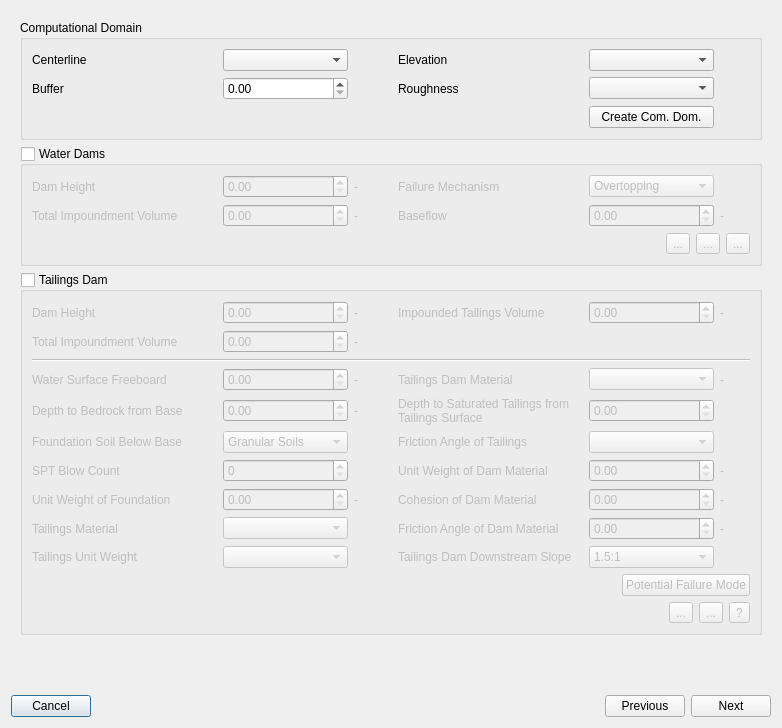
FLO-2DSoftware/qgis-flo-2d-plugin, file flo2d/ui/breach_hydrograph_tool.ui: the form before one commit.
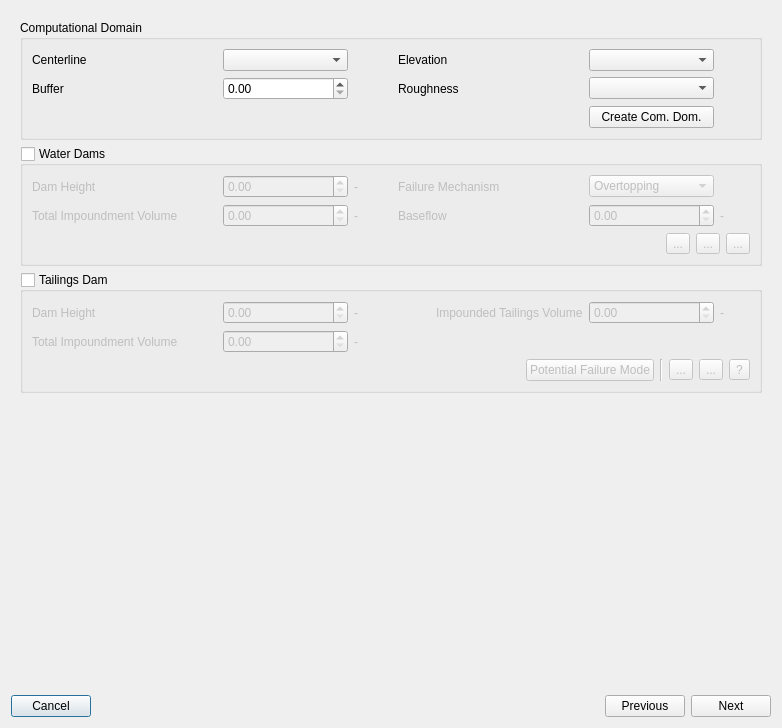
The form after the commit. Icons and pictures are not drawn.

Commit message: Enhance Breach Failure dialog with additional checks and parameters for dam height, impounded tailings volume, and unit weights

```diff
--- a/flo2d/ui/breach_hydrograph_tool.ui
+++ b/flo2d/ui/breach_hydrograph_tool.ui
@@ -414,8 +414,27 @@
             <bool>false</bool>
            </property>
            <layout class="QGridLayout" name="gridLayout_8">
-            <item row="5" column="3">
-             <spacer name="horizontalSpacer_32">
+            <item row="0" column="5">
+             <widget class="QDoubleSpinBox" name="imp_tal_vol_dsb">
+              <property name="minimumSize">
+               <size>
+                <width>125</width>
+                <height>0</height>
+               </size>
+              </property>
+              <property name="maximumSize">
+               <size>
+                <width>125</width>
+                <height>16777215</height>
+               </size>
+              </property>
+              <property name="maximum">
+               <double>9999999999.000000000000000</double>
+              </property>
+             </widget>
+            </item>
+            <item row="1" column="3">
+             <spacer name="horizontalSpacer_28">
               <property name="orientation">
                <enum>Qt::Horizontal</enum>
               </property>
@@ -427,8 +446,8 @@
               </property>
              </spacer>
             </item>
-            <item row="7" column="6">
-             <widget class="QLabel" name="cohesion_unit_lbl">
+            <item row="0" column="6">
+             <widget class="QLabel" name="tailings_imp_vol_unit_lbl">
               <property name="minimumSize">
                <size>
                 <width>30</width>
@@ -440,6 +459,54 @@
               </property>
              </widget>
             </item>
+            <item row="1" column="1">
+             <widget class="QDoubleSpinBox" name="tot_imp_vol_dsb">
+              <property name="minimumSize">
+               <size>
+                <width>125</width>
+                <height>0</height>
+               </size>
+              </property>
+              <property name="maximumSize">
+               <size>
+                <width>125</width>
+                <height>16777215</height>
+               </size>
+              </property>
+              <property name="maximum">
+               <double>9999999999.000000000000000</double>
+              </property>
+             </widget>
+            </item>
+            <item row="0" column="1">
+             <widget class="QDoubleSpinBox" name="dam_height_2_dsb">
+              <property name="minimumSize">
+               <size>
+                <width>125</width>
+                <height>0</height>
+               </size>
+              </property>
+              <property name="maximumSize">
+               <size>
+                <width>125</width>
+                <height>16777215</height>
+               </size>
+              </property>
+              <property name="maximum">
+               <double>99999999.000000000000000</double>
+              </property>
+             </widget>
+            </item>
+            <item row="1" column="0">
+             <widget class="QLabel" name="label_5">
+              <property name="toolTip">
+               <string>Total Impoundment Volume (Vt)</string>
+              </property>
+              <property name="text">
+               <string>Total Impoundment Volume</string>
+              </property>
+             </widget>
+            </item>
             <item row="0" column="4">
              <widget class="QLabel" name="label_6">
               <property name="toolTip">
@@ -450,160 +517,6 @@
               </property>
              </widget>
             </item>
-            <item row="2" column="0" colspan="7">
-             <widget class="Line" name="line">
-              <property name="orientation">
-               <enum>Qt::Horizontal</enum>
-              </property>
-             </widget>
-            </item>
-            <item row="5" column="1">
-             <widget class="QComboBox" name="soil_bellow_base_cbo">
-              <property name="minimumSize">
-               <size>
-                <width>125</width>
-                <height>0</height>
-               </size>
-              </property>
-              <property name="maximumSize">
-               <size>
-                <width>125</width>
-                <height>16777215</height>
-               </size>
-              </property>
-              <item>
-               <property name="text">
-                <string>Granular Soils</string>
-               </property>
-              </item>
-              <item>
-               <property name="text">
-                <string>Cohesive Soils</string>
-               </property>
-              </item>
-             </widget>
-            </item>
-            <item row="3" column="4">
-             <widget class="QLabel" name="label_16">
-              <property name="font">
-               <font>
-                <italic>false</italic>
-               </font>
-              </property>
-              <property name="toolTip">
-               <string>Tailings Dam Material</string>
-              </property>
-              <property name="text">
-               <string>Tailings Dam Material</string>
-              </property>
-             </widget>
-            </item>
-            <item row="3" column="0">
-             <widget class="QLabel" name="label_7">
-              <property name="font">
-               <font>
-                <italic>false</italic>
-               </font>
-              </property>
-              <property name="toolTip">
-               <string>Water Surface Freeboard (F)</string>
-              </property>
-              <property name="text">
-               <string>Water Surface Freeboard</string>
-              </property>
-             </widget>
-            </item>
-            <item row="4" column="1">
-             <widget class="QDoubleSpinBox" name="depth_to_bedrock_dsb">
-              <property name="minimumSize">
-               <size>
-                <width>125</width>
-                <height>0</height>
-               </size>
-              </property>
-              <property name="maximumSize">
-               <size>
-                <width>125</width>
-                <height>16777215</height>
-               </size>
-              </property>
-              <property name="maximum">
-               <double>99999999.000000000000000</double>
-              </property>
-             </widget>
-            </item>
-            <item row="8" column="4">
-             <widget class="QLabel" name="label_19">
-              <property name="font">
-               <font>
-                <italic>false</italic>
-               </font>
-              </property>
-              <property name="toolTip">
-               <string>Friction Angle of Dam Material (ɸ)</string>
-              </property>
-              <property name="text">
-               <string>Friction Angle of Dam Material</string>
-              </property>
-             </widget>
-            </item>
-            <item row="1" column="2">
-             <widget class="QLabel" name="tailings_tot_imp_vol_unit_lbl">
-              <property name="minimumSize">
-               <size>
-                <width>30</width>
-                <height>0</height>
-               </size>
-              </property>
-              <property name="text">
-               <string>-</string>
-              </property>
-             </widget>
-            </item>
-            <item row="8" column="1">
-             <widget class="QComboBox" name="tailings_material_cbo">
-              <property name="minimumSize">
-               <size>
-                <width>125</width>
-                <height>0</height>
-               </size>
-              </property>
-              <property name="maximumSize">
-               <size>
-                <width>125</width>
-                <height>16777215</height>
-               </size>
-              </property>
-             </widget>
-            </item>
-            <item row="7" column="0">
-             <widget class="QLabel" name="label_11">
-              <property name="font">
-               <font>
-                <italic>false</italic>
-               </font>
-              </property>
-              <property name="toolTip">
-               <string>Unit weight of foundation soil below base of dam</string>
-              </property>
-              <property name="text">
-               <string>Unit Weight of Foundation</string>
-              </property>
-             </widget>
-            </item>
-            <item row="8" column="6">
-             <widget class="QLabel" name="friction_angle_unit_lbl">
-              <property name="minimumSize">
-               <size>
-                <width>30</width>
-                <height>0</height>
-               </size>
-              </property>
-              <property name="text">
-               <string>-</string>
-              </property>
-             </widget>
-            </item>
             <item row="0" column="0">
              <widget class="QLabel" name="label_4">
               <property name="minimumSize">
@@ -620,111 +533,10 @@
               </property>
              </widget>
             </item>
-            <item row="6" column="5">
-             <widget class="QDoubleSpinBox" name="unit_weight_dam_dsb">
+            <item row="1" column="2">
+             <widget class="QLabel" name="tailings_tot_imp_vol_unit_lbl">
               <property name="minimumSize">
                <size>
-                <width>125</width>
-                <height>0</height>
-               </size>
-              </property>
-              <property name="maximumSize">
-               <size>
-                <width>125</width>
-                <height>16777215</height>
-               </size>
-              </property>
-              <property name="maximum">
-               <double>99999999.000000000000000</double>
-              </property>
-             </widget>
-            </item>
-            <item row="6" column="3">
-             <spacer name="horizontalSpacer_33">
-              <property name="orientation">
-               <enum>Qt::Horizontal</enum>
-              </property>
-              <property name="sizeHint" stdset="0">
-               <size>
-                <width>40</width>
-                <height>20</height>
-               </size>
-              </property>
-             </spacer>
-            </item>
-            <item row="9" column="1">
-             <widget class="QComboBox" name="tailings_unit_weight_cbo">
-              <property name="minimumSize">
-               <size>
-                <width>125</width>
-                <height>0</height>
-               </size>
-              </property>
-              <property name="maximumSize">
-               <size>
-                <width>125</width>
-                <height>16777215</height>
-               </size>
-              </property>
-             </widget>
-            </item>
-            <item row="4" column="0">
-             <widget class="QLabel" name="label_8">
-              <property name="font">
-               <font>
-                <italic>false</italic>
-               </font>
-              </property>
-              <property name="toolTip">
-               <string>Depth to Bedrock from Base (DB)</string>
-              </property>
-              <property name="text">
-               <string>Depth to Bedrock from Base</string>
-              </property>
-             </widget>
-            </item>
-            <item row="3" column="1">
-             <widget class="QDoubleSpinBox" name="water_surface_freeboard_dsb">
-              <property name="minimumSize">
-               <size>
-                <width>125</width>
-                <height>0</height>
-               </size>
-              </property>
-              <property name="maximumSize">
-               <size>
-                <width>125</width>
-                <height>16777215</height>
-               </size>
-              </property>
-              <property name="maximum">
-               <double>99999999.000000000000000</double>
-              </property>
-             </widget>
-            </item>
-            <item row="0" column="5">
-             <widget class="QDoubleSpinBox" name="imp_tal_vol_dsb">
-              <property name="minimumSize">
-               <size>
-                <width>125</width>
-                <height>0</height>
-               </size>
-              </property>
-              <property name="maximumSize">
-               <size>
-                <width>125</width>
-                <height>16777215</height>
-               </size>
-              </property>
-              <property name="maximum">
-               <double>9999999999.000000000000000</double>
-              </property>
-             </widget>
-            </item>
-            <item row="4" column="2">
-             <widget class="QLabel" name="depth_bedrock_unit_lbl">
-              <property name="minimumSize">
-               <size>
                 <width>30</width>
                 <height>0</height>
                </size>
@@ -734,8 +546,8 @@
               </property>
              </widget>
             </item>
-            <item row="3" column="6">
-             <widget class="QLabel" name="depth_to_sat_unit_lbl">
+            <item row="0" column="2">
+             <widget class="QLabel" name="tailings_dam_height_unit_lbl">
               <property name="minimumSize">
                <size>
                 <width>30</width>
@@ -747,263 +559,6 @@
               </property>
              </widget>
             </item>
-            <item row="6" column="6">
-             <widget class="QLabel" name="dam_uw_unit_lbl">
-              <property name="minimumSize">
-               <size>
-                <width>30</width>
-                <height>0</height>
-               </size>
-              </property>
-              <property name="text">
-               <string>-</string>
-              </property>
-             </widget>
-            </item>
-            <item row="5" column="5">
-             <widget class="QComboBox" name="friction_angle_tailings_cbo">
-              <property name="minimumSize">
-               <size>
-                <width>125</width>
-                <height>0</height>
-               </size>
-              </property>
-              <property name="maximumSize">
-               <size>
-                <width>125</width>
-                <height>16777215</height>
-               </size>
-              </property>
-             </widget>
-            </item>
-            <item row="9" column="4">
-             <widget class="QLabel" name="label_20">
-              <property name="font">
-               <font>
-                <italic>false</italic>
-               </font>
-              </property>
-              <property name="toolTip">
-               <string>Tailings Dam Downstream Slope</string>
-              </property>
-              <property name="text">
-               <string>Tailings Dam Downstream Slope</string>
-              </property>
-             </widget>
-            </item>
-            <item row="5" column="0">
-             <widget class="QLabel" name="label_9">
-              <property name="font">
-               <font>
-                <italic>false</italic>
-               </font>
-              </property>
-              <property name="toolTip">
-               <string>Foundation Soil Below Base</string>
-              </property>
-              <property name="text">
-               <string>Foundation Soil Below Base</string>
-              </property>
-             </widget>
-            </item>
-            <item row="9" column="5">
-             <widget class="QComboBox" name="tailings_dam_slope_cbo">
-              <property name="minimumSize">
-               <size>
-                <width>125</width>
-                <height>0</height>
-               </size>
-              </property>
-              <property name="maximumSize">
-               <size>
-                <width>125</width>
-                <height>16777215</height>
-               </size>
-              </property>
-              <item>
-               <property name="text">
-                <string>1.5:1</string>
-               </property>
-              </item>
-              <item>
-               <property name="text">
-                <string>2.0:1</string>
-               </property>
-              </item>
-              <item>
-               <property name="text">
-                <string>2.5:1</string>
-               </property>
-              </item>
-              <item>
-               <property name="text">
-                <string>3.0:1</string>
-               </property>
-              </item>
-              <item>
-               <property name="text">
-                <string>3.5:1</string>
-               </property>
-              </item>
-              <item>
-               <property name="text">
-                <string>4.0:1</string>
-               </property>
-              </item>
-             </widget>
-            </item>
-            <item row="7" column="3">
-             <spacer name="horizontalSpacer_34">
-              <property name="orientation">
-               <enum>Qt::Horizontal</enum>
-              </property>
-              <property name="sizeHint" stdset="0">
-               <size>
-                <width>40</width>
-                <height>20</height>
-               </size>
-              </property>
-             </spacer>
-            </item>
-            <item row="7" column="4">
-             <widget class="QLabel" name="label_18">
-              <property name="font">
-               <font>
-                <italic>false</italic>
-               </font>
-              </property>
-              <property name="toolTip">
-               <string>Cohesion of Dam Material</string>
-              </property>
-              <property name="text">
-               <string>Cohesion of Dam Material</string>
-              </property>
-             </widget>
-            </item>
-            <item row="5" column="4">
-             <widget class="QLabel" name="label_14">
-              <property name="font">
-               <font>
-                <italic>false</italic>
-               </font>
-              </property>
-              <property name="toolTip">
-               <string>Friction Angle of Tailings (PHI)</string>
-              </property>
-              <property name="text">
-               <string>Friction Angle of Tailings</string>
-              </property>
-             </widget>
-            </item>
-            <item row="8" column="0">
-             <widget class="QLabel" name="label_12">
-              <property name="font">
-               <font>
-                <italic>false</italic>
-               </font>
-              </property>
-              <property name="toolTip">
-               <string>Tailings Material</string>
-              </property>
-              <property name="text">
-               <string>Tailings Material</string>
-              </property>
-             </widget>
-            </item>
-            <item row="1" column="1">
-             <widget class="QDoubleSpinBox" name="tot_imp_vol_dsb">
-              <property name="minimumSize">
-               <size>
-                <width>125</width>
-                <height>0</height>
-               </size>
-              </property>
-              <property name="maximumSize">
-               <size>
-                <width>125</width>
-                <height>16777215</height>
-               </size>
-              </property>
-              <property name="maximum">
-               <double>9999999999.000000000000000</double>
-              </property>
-             </widget>
-            </item>
-            <item row="3" column="3">
-             <spacer name="horizontalSpacer_30">
-              <property name="orientation">
-               <enum>Qt::Horizontal</enum>
-              </property>
-              <property name="sizeHint" stdset="0">
-               <size>
-                <width>40</width>
-                <height>20</height>
-               </size>
-              </property>
-             </spacer>
-            </item>
-            <item row="7" column="5">
-             <widget class="QDoubleSpinBox" name="cohesion_dam_material_dsb">
-              <property name="minimumSize">
-               <size>
-                <width>125</width>
-                <height>0</height>
-               </size>
-              </property>
-              <property name="maximumSize">
-               <size>
-                <width>125</width>
-                <height>16777215</height>
-               </size>
-              </property>
-              <property name="maximum">
-               <double>99999999.000000000000000</double>
-              </property>
-             </widget>
-            </item>
-            <item row="3" column="2">
-             <widget class="QLabel" name="wsf_unit_lbl">
-              <property name="minimumSize">
-               <size>
-                <width>30</width>
-                <height>0</height>
-               </size>
-              </property>
-              <property name="text">
-               <string>-</string>
-              </property>
-             </widget>
-            </item>
-            <item row="6" column="0">
-             <widget class="QLabel" name="label_10">
-              <property name="font">
-               <font>
-                <italic>false</italic>
-               </font>
-              </property>
-              <property name="toolTip">
-               <string>SPT Blow Count (N)</string>
-              </property>
-              <property name="text">
-               <string>SPT Blow Count</string>
-              </property>
-             </widget>
-            </item>
-            <item row="9" column="0">
-             <widget class="QLabel" name="label_15">
-              <property name="font">
-               <font>
-                <italic>false</italic>
-               </font>
-              </property>
-              <property name="toolTip">
-               <string>Tailings Unit Weight (UW)</string>
-              </property>
-              <property name="text">
-               <string>Tailings Unit Weight</string>
-              </property>
-             </widget>
-            </item>
             <item row="0" column="3">
              <spacer name="horizontalSpacer_5">
               <property name="orientation">
@@ -1017,7 +572,7 @@
               </property>
              </spacer>
             </item>
-            <item row="11" column="5" colspan="2">
+            <item row="3" column="0" colspan="7">
              <layout class="QHBoxLayout" name="horizontalLayout">
               <item>
                <spacer name="horizontalSpacer">
@@ -1032,6 +587,20 @@
                 </property>
                </spacer>
               </item>
+              <item>
+               <widget class="QPushButton" name="cpfm_btn">
+                <property name="text">
+                 <string>Potential Failure Mode</string>
+                </property>
+               </widget>
+              </item>
+              <item>
+               <widget class="Line" name="line">
+                <property name="orientation">
+                 <enum>Qt::Vertical</enum>
+                </property>
+               </widget>
+              </item>
               <item>
                <widget class="QToolButton" name="open_tailings_data_btn">
                 <property name="text">
@@ -1067,255 +636,6 @@
               </item>
              </layout>
             </item>
-            <item row="1" column="3">
-             <spacer name="horizontalSpacer_28">
-              <property name="orientation">
-               <enum>Qt::Horizontal</enum>
-              </property>
-              <property name="sizeHint" stdset="0">
-               <size>
-                <width>40</width>
-                <height>20</height>
-               </size>
-              </property>
-             </spacer>
-            </item>
-            <item row="10" column="0" colspan="7">
-             <layout class="QHBoxLayout" name="horizontalLayout_3">
-              <item>
-               <spacer name="horizontalSpacer_29">
-                <property name="orientation">
-                 <enum>Qt::Horizontal</enum>
-                </property>
-                <property name="sizeHint" stdset="0">
-                 <size>
-                  <width>40</width>
-                  <height>20</height>
-                 </size>
-                </property>
-               </spacer>
-              </item>
-              <item>
-               <widget class="QPushButton" name="cpfm_btn">
-                <property name="text">
-                 <string>Potential Failure Mode</string>
-                </property>
-               </widget>
-              </item>
-             </layout>
-            </item>
-            <item row="0" column="2">
-             <widget class="QLabel" name="tailings_dam_height_unit_lbl">
-              <property name="minimumSize">
-               <size>
-                <width>30</width>
-                <height>0</height>
-               </size>
-              </property>
-              <property name="text">
-               <string>-</string>
-              </property>
-             </widget>
-            </item>
-            <item row="4" column="3">
-             <spacer name="horizontalSpacer_31">
-              <property name="orientation">
-               <enum>Qt::Horizontal</enum>
-              </property>
-              <property name="sizeHint" stdset="0">
-               <size>
-                <width>40</width>
-                <height>20</height>
-               </size>
-              </property>
-             </spacer>
-            </item>
-            <item row="8" column="5">
-             <widget class="QDoubleSpinBox" name="friction_angle_dam_material_dsb">
-              <property name="minimumSize">
-               <size>
-                <width>125</width>
-                <height>0</height>
-               </size>
-              </property>
-              <property name="maximumSize">
-               <size>
-                <width>125</width>
-                <height>16777215</height>
-               </size>
-              </property>
-              <property name="maximum">
-               <double>99999999.000000000000000</double>
-              </property>
-             </widget>
-            </item>
-            <item row="1" column="0">
-             <widget class="QLabel" name="label_5">
-              <property name="toolTip">
-               <string>Total Impoundment Volume (Vt)</string>
-              </property>
-              <property name="text">
-               <string>Total Impoundment Volume</string>
-              </property>
-             </widget>
-            </item>
-            <item row="6" column="4">
-             <widget class="QLabel" name="label_17">
-              <property name="font">
-               <font>
-                <italic>false</italic>
-               </font>
-              </property>
-              <property name="toolTip">
-               <string>Unit weight of tailings dam material</string>
-              </property>
-              <property name="text">
-               <string>Unit Weight of Dam Material</string>
-              </property>
-             </widget>
-            </item>
-            <item row="7" column="1">
-             <widget class="QDoubleSpinBox" name="unit_weight_found_dsb">
-              <property name="minimumSize">
-               <size>
-                <width>125</width>
-                <height>0</height>
-               </size>
-              </property>
-              <property name="maximumSize">
-               <size>
-                <width>125</width>
-                <height>16777215</height>
-               </size>
-              </property>
-              <property name="maximum">
-               <double>99999999.000000000000000</double>
-              </property>
-             </widget>
-            </item>
-            <item row="4" column="5">
-             <widget class="QDoubleSpinBox" name="depth_to_saturated_dsb">
-              <property name="minimumSize">
-               <size>
-                <width>125</width>
-                <height>0</height>
-               </size>
-              </property>
-              <property name="maximumSize">
-               <size>
-                <width>125</width>
-                <height>16777215</height>
-               </size>
-              </property>
-              <property name="maximum">
-               <double>99999999.000000000000000</double>
-              </property>
-             </widget>
-            </item>
-            <item row="6" column="1">
-             <widget class="QSpinBox" name="spt_count_sb">
-              <property name="minimumSize">
-               <size>
-                <width>125</width>
-                <height>0</height>
-               </size>
-              </property>
-              <property name="maximumSize">
-               <size>
-                <width>125</width>
-                <height>16777215</height>
-               </size>
-              </property>
-              <property name="maximum">
-               <number>9999</number>
-              </property>
-             </widget>
-            </item>
-            <item row="0" column="1">
-             <widget class="QDoubleSpinBox" name="dam_height_2_dsb">
-              <property name="minimumSize">
-               <size>
-                <width>125</width>
-                <height>0</height>
-               </size>
-              </property>
-              <property name="maximumSize">
-               <size>
-                <width>125</width>
-                <height>16777215</height>
-               </size>
-              </property>
-              <property name="maximum">
-               <double>99999999.000000000000000</double>
-              </property>
-             </widget>
-            </item>
-            <item row="0" column="6">
-             <widget class="QLabel" name="tailings_imp_vol_unit_lbl">
-              <property name="minimumSize">
-               <size>
-                <width>30</width>
-                <height>0</height>
-               </size>
-              </property>
-              <property name="text">
-               <string>-</string>
-              </property>
-             </widget>
-            </item>
-            <item row="4" column="4">
-             <widget class="QLabel" name="label_13">
-              <property name="minimumSize">
-               <size>
-                <width>185</width>
-                <height>0</height>
-               </size>
-              </property>
-              <property name="font">
-               <font>
-                <italic>false</italic>
-               </font>
-              </property>
-              <property name="toolTip">
-               <string>Depth to Saturated Tailings from Tailings Surface (DGW)</string>
-              </property>
-              <property name="text">
-               <string>Depth to Saturated Tailings from Tailings Surface</string>
-              </property>
-              <property name="wordWrap">
-               <bool>true</bool>
-              </property>
-             </widget>
-            </item>
-            <item row="3" column="5">
-             <widget class="QComboBox" name="tailings_dam_material_cbo">
-              <property name="minimumSize">
-               <size>
-                <width>125</width>
-                <height>0</height>
-               </size>
-              </property>
-              <property name="maximumSize">
-               <size>
-                <width>125</width>
-                <height>16777215</height>
-               </size>
-              </property>
-             </widget>
-            </item>
-            <item row="7" column="2">
-             <widget class="QLabel" name="found_uw_unit_lbl">
-              <property name="minimumSize">
-               <size>
-                <width>30</width>
-                <height>0</height>
-               </size>
-              </property>
-              <property name="text">
-               <string>-</string>
-              </property>
-             </widget>
-            </item>
            </layout>
           </widget>
          </item>
@@ -1554,7 +874,7 @@
            </layout>
           </widget>
          </item>
-         <item row="3" column="0">
+         <item row="3" column="0" colspan="2">
           <spacer name="verticalSpacer_5">
            <property name="orientation">
             <enum>Qt::Vertical</enum>
```
The commit also changes 3 other files.
